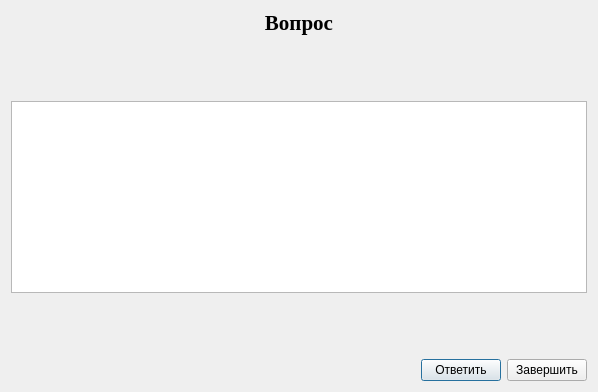
Old version of the form ui/widgets/consult.ui in the repository mashishka/KnowClass.
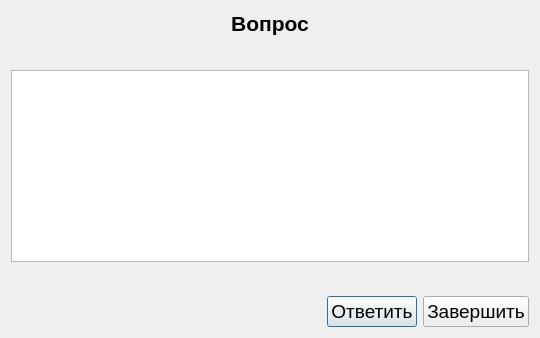
New version of the form.

The edit to the form file:
```diff
--- a/ui/widgets/consult.ui
+++ b/ui/widgets/consult.ui
@@ -6,10 +6,16 @@
    <rect>
     <x>0</x>
     <y>0</y>
-    <width>598</width>
-    <height>392</height>
+    <width>540</width>
+    <height>338</height>
    </rect>
   </property>
+  <property name="font">
+   <font>
+    <family>Tahoma</family>
+    <pointsize>14</pointsize>
+   </font>
+  </property>
   <property name="windowTitle">
    <string>Режим консультации</string>
   </property>
@@ -18,8 +24,9 @@
     <widget class="QLabel" name="question">
      <property name="font">
       <font>
-       <family>Times New Roman</family>
+       <family>Tahoma</family>
        <pointsize>16</pointsize>
+       <weight>75</weight>
        <bold>true</bold>
       </font>
      </property>
@@ -60,9 +67,10 @@
     <widget class="QListWidget" name="ans_list">
      <property name="font">
       <font>
-       <family>Times New Roman</family>
+       <family>Tahoma</family>
        <pointsize>14</pointsize>
-       <bold>true</bold>
+       <weight>50</weight>
+       <bold>false</bold>
       </font>
      </property>
      <property name="contextMenuPolicy">
```
